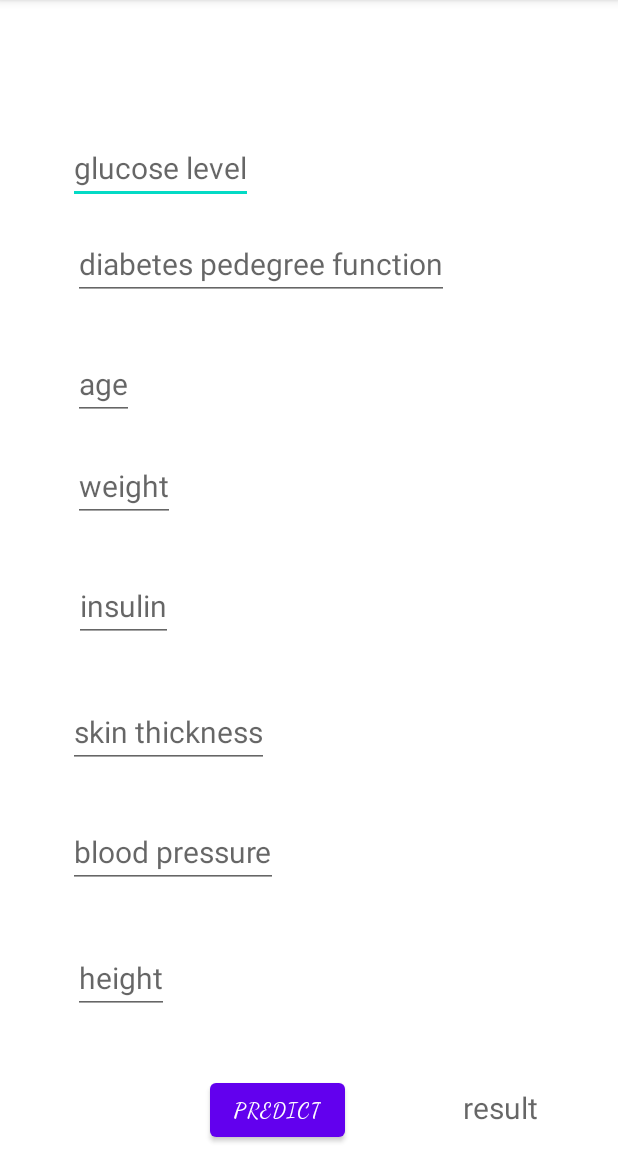
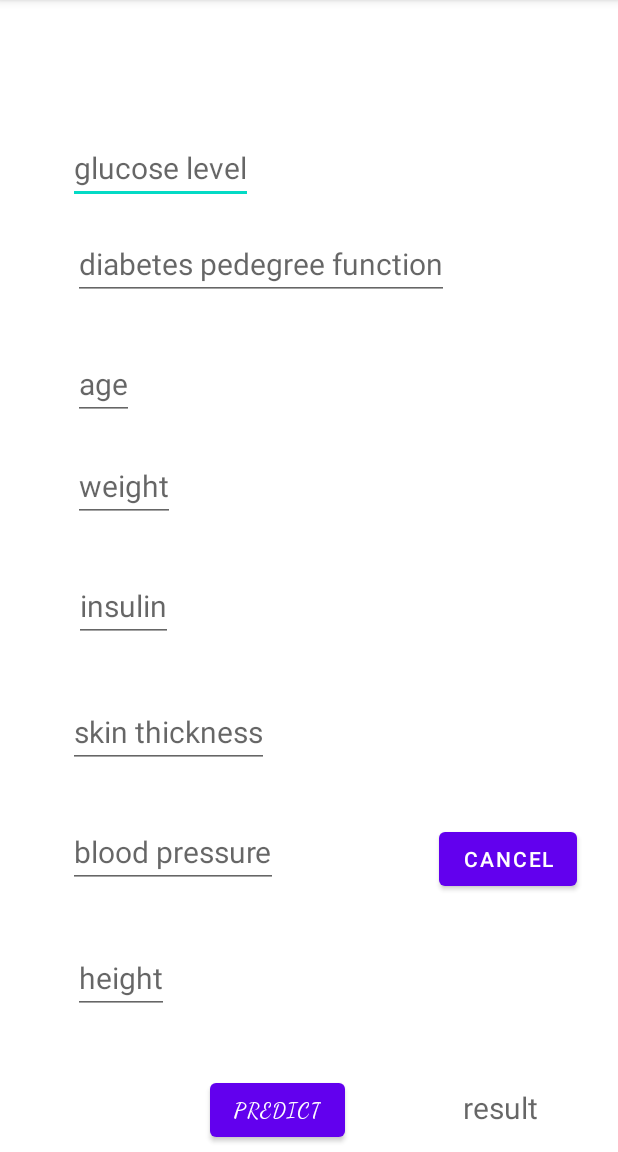
Before and after one commit to KarepeN/Diabetes_Prediction, an Android app: the Prediction screen opened directly, with no data from a screen before it, on a phone screen of 412 x 824 dp, the part 84-1236 px from its top. Run offline under Robolectric (Android 15) with nearby library versions, the phone set to English and light mode, and no system bars.

Commit message:
Update activity_prediction.xml

```diff
--- a/app/src/main/res/layout/activity_prediction.xml
+++ b/app/src/main/res/layout/activity_prediction.xml
@@ -155,5 +155,18 @@
         app:layout_constraintHorizontal_bias="0.831"
         app:layout_constraintStart_toStartOf="parent" />
 
+    <Button
+     android:id="@+id/button6"
+     android:layout_width="wrap_content"
+     android:layout_height="wrap_content"
+     android:onClick="onclickcancelBtn"
+     android:text="Cancel"
+     app:layout_constraintBottom_toBottomOf="parent"
+     app:layout_constraintEnd_toEndOf="parent"
+     app:layout_constraintHorizontal_bias="0.915"
+     app:layout_constraintStart_toStartOf="parent"
+     app:layout_constraintTop_toTopOf="parent"
+     app:layout_constraintVertical_bias="0.762" />
+
 
 </androidx.constraintlayout.widget.ConstraintLayout>
```
